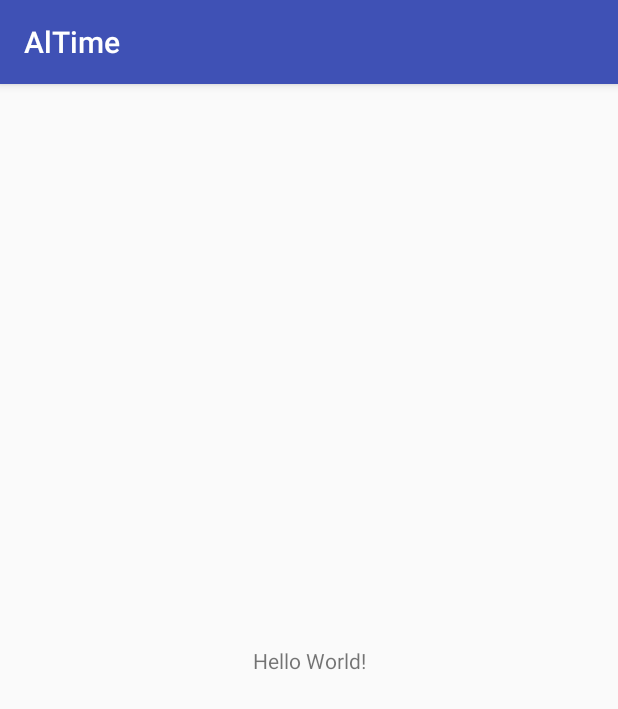
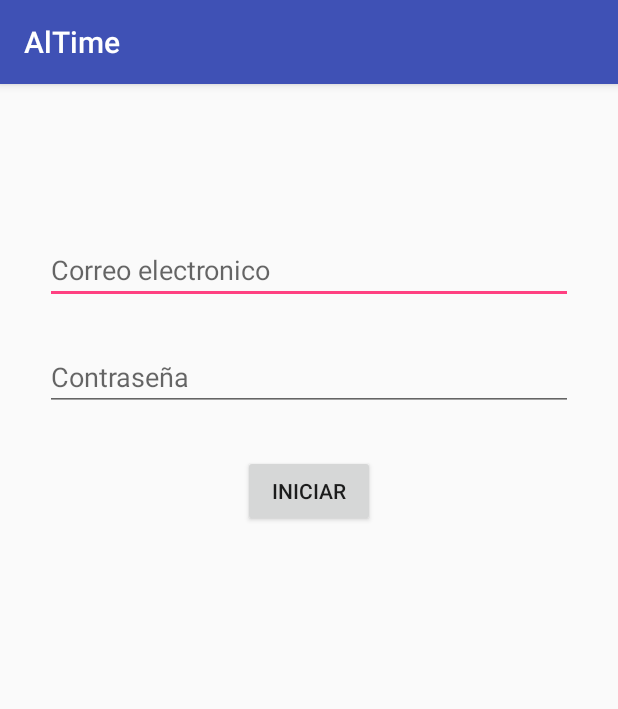
Before and after one commit to NathanM00/ALTIME, an Android app: the screen it shows after launch (LoginActivity), on a phone screen of 412 x 824 dp. Shown: the top 709 px of the screen. Run offline under Robolectric (Android 15) with nearby library versions, the phone set to English and light mode, and no system bars; our stand-ins replace Firebase (no records; nobody signed in at launch, a user with empty details on screens opened directly).

Commit message:
Primera version del login --Nathan M
Signed-off-by: NathanM00 <NathanM00>

```diff
--- a/app/src/main/java/com/example/altime/altime/LoginActivity.java
+++ b/app/src/main/java/com/example/altime/altime/LoginActivity.java
@@ -1,13 +1,81 @@
 package com.example.altime.altime;
 
+import android.content.Intent;
+import android.support.annotation.NonNull;
 import android.support.v7.app.AppCompatActivity;
 import android.os.Bundle;
+import android.view.View;
+import android.widget.Button;
+import android.widget.EditText;
+import android.widget.Toast;
+
+import com.google.android.gms.tasks.OnCompleteListener;
+import com.google.android.gms.tasks.Task;
+import com.google.firebase.auth.AuthResult;
+import com.google.firebase.auth.FirebaseAuth;
+import com.google.firebase.auth.FirebaseUser;
+import com.google.firebase.database.FirebaseDatabase;
 
 public class LoginActivity extends AppCompatActivity {
+
+
+    EditText et_correo;
+    EditText et_contra;
+    Button btn_iniciar;
+    FirebaseDatabase db;
+    FirebaseAuth auth;
 
     @Override
     protected void onCreate(Bundle savedInstanceState) {
         super.onCreate(savedInstanceState);
         setContentView(R.layout.activity_login);
+
+        et_correo = findViewById(R.id.et_correo);
+        et_contra = findViewById(R.id.et_contra);
+        btn_iniciar = findViewById(R.id.btn_iniciar);
+        db = FirebaseDatabase.getInstance();
+        auth = FirebaseAuth.getInstance();
+
+        FirebaseUser usuario = auth.getCurrentUser();
+
+        if(usuario != null){
+
+            finish();
+            startActivity( new Intent(LoginActivity.this, MenuActivity.class));
+
+        }
+
+        btn_iniciar.setOnClickListener(new View.OnClickListener() {
+            @Override
+            public void onClick(View v) {
+                String correo = et_correo.getText().toString();
+                String contra = et_contra.getText().toString();
+                validar(correo,contra);
+            }
+        });
+
+
+
     }
+
+    private void validar(String correo, String contra){
+
+            auth.signInWithEmailAndPassword(correo,contra).addOnCompleteListener(new OnCompleteListener<AuthResult>() {
+                @Override
+                public void onComplete(@NonNull Task<AuthResult> task) {
+
+                    if(task.isSuccessful()){
+
+                        startActivity( new Intent(LoginActivity.this, MenuActivity.class));
+                        Toast.makeText(LoginActivity.this, "Login exitoso", Toast.LENGTH_SHORT).show();
+
+                    }else {
+
+                        Toast.makeText(LoginActivity.this, "Login Fallido", Toast.LENGTH_SHORT).show();
+                    }
+
+                }
+            });
+    }
+
 }
--- a/app/src/main/res/layout/activity_login.xml
+++ b/app/src/main/res/layout/activity_login.xml
@@ -6,13 +6,40 @@
     android:layout_height="match_parent"
     tools:context=".LoginActivity">
 
-    <TextView
+    <EditText
+        android:id="@+id/et_correo"
+        android:layout_width="0dp"
+        android:layout_height="wrap_content"
+        android:layout_marginEnd="30dp"
+        android:layout_marginHorizontal="30dp"
+        android:layout_marginStart="30dp"
+        android:layout_marginTop="101dp"
+        android:hint="Correo electronico"
+        app:layout_constraintEnd_toEndOf="parent"
+        app:layout_constraintStart_toStartOf="parent"
+        app:layout_constraintTop_toTopOf="parent" />
+
+    <EditText
+        android:id="@+id/et_contra"
+        android:layout_width="0dp"
+        android:layout_height="wrap_content"
+        android:layout_marginEnd="30dp"
+        android:layout_marginHorizontal="30dp"
+        android:layout_marginStart="30dp"
+        android:layout_marginTop="26dp"
+        android:hint="Contraseña"
+        app:layout_constraintEnd_toEndOf="parent"
+        app:layout_constraintStart_toStartOf="parent"
+        app:layout_constraintTop_toBottomOf="@+id/et_correo" />
+
+    <Button
+        android:id="@+id/btn_iniciar"
         android:layout_width="wrap_content"
         android:layout_height="wrap_content"
-        android:text="Hello World!"
-        app:layout_constraintBottom_toBottomOf="parent"
-        app:layout_constraintLeft_toLeftOf="parent"
-        app:layout_constraintRight_toRightOf="parent"
-        app:layout_constraintTop_toTopOf="parent" />
+        android:layout_marginTop="29dp"
+        android:text="Iniciar"
+        app:layout_constraintEnd_toEndOf="parent"
+        app:layout_constraintStart_toStartOf="parent"
+        app:layout_constraintTop_toBottomOf="@+id/et_contra" />
 
 </android.support.constraint.ConstraintLayout>
```
Also changed, not shown: app/src/main/AndroidManifest.xml (+7 -0 lines), app/src/main/java/com/example/altime/altime/MenuActivity.java (added, +14 -0 lines), app/src/main/java/com/example/altime/altime/Usuario.java (added, +46 -0 lines), app/src/main/res/layout/activity_menu.xml (added, +11 -0 lines).
